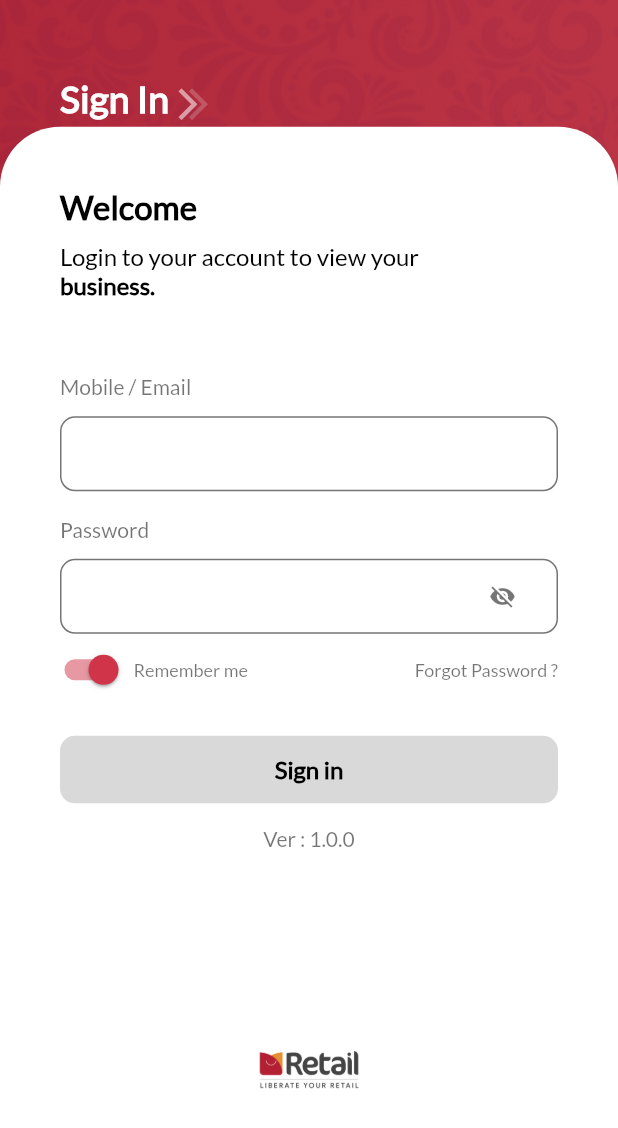
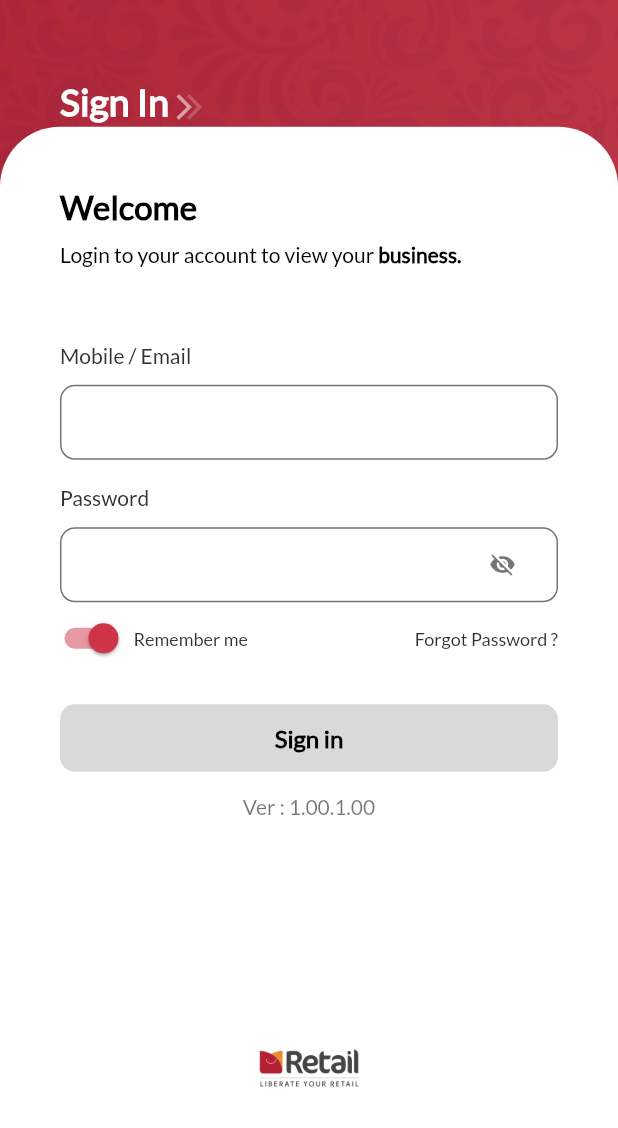
Before and after one commit to Sabari-nath-p/sale_app, a Flutter app: the screen it shows after launch, after a tap on "Sign in", on a phone screen of 412 x 824 dp. Shown: the top 1128 px of the screen. Run offline on Flutter 3.47's test engine with Material 2 defaults, Android fonts, the phone set to English and light mode, and no system bars; our stand-ins replace calendar_date_picker2, fl_chart, flutter_svg, fluttertoast, loading_indicator, pinput and 2 more; missing offline and left inert: back_button_interceptor, simple_animation_progress_bar; network calls fail; project files that could hold a hidden picture were left out.

Commit message:
final corrections are done

```diff
--- a/lib/components/salesGraph.dart
+++ b/lib/components/salesGraph.dart
@@ -2,6 +2,7 @@ import 'package:fl_chart/fl_chart.dart';
 import 'package:flutter/material.dart';
 
 import '../utiles/colors.dart';
+import '../utiles/functionSupporter.dart';
 import '../utiles/textstyles.dart';
 
 class SalesGraph extends StatefulWidget {
@@ -78,8 +79,9 @@ class _SalesGraphState extends State<SalesGraph> {
                             ? ""
                             : (widget.salesGraphData.length >
                                     (value - .5).toInt())
-                                ? widget.salesGraphData[(value - .5).toInt()]
-                                    ["item"]
+                                ? StringtoFormate(
+                                    widget.salesGraphData[(value - .5).toInt()]
+                                        ["item"])
                                 : "",
                         size: 12),
                     interval: .5,
--- a/lib/main.dart
+++ b/lib/main.dart
@@ -52,6 +52,7 @@ class seematti extends StatelessWidget {
   @override
   Widget build(BuildContext context) {
     return MaterialApp(
+      // home: WelcomeScreen(),
       home: (isok == 1)
           ? SplashScreen()
           : (isok == 2)
--- a/lib/screen/Dashboard/HomeMain.dart
+++ b/lib/screen/Dashboard/HomeMain.dart
@@ -22,7 +22,8 @@ class _HomeMainState extends State<HomeMain> {
   int bottomIndex = 0;
   @override
   Widget build(BuildContext context) {
-    return Scaffold(
+    return SafeArea(
+      child: Scaffold(
         bottomNavigationBar: BottomNavigationBar(
           onTap: (value) {
             setState(() {
@@ -91,6 +92,7 @@ class _HomeMainState extends State<HomeMain> {
             ],
           ),
         ),
+      ),
     );
   }
 }
--- a/lib/screen/Dashboard/views/settingsView.dart
+++ b/lib/screen/Dashboard/views/settingsView.dart
@@ -182,7 +182,7 @@ class _settingViewState extends State<settingView> {
                   child: Column(
                     crossAxisAlignment: CrossAxisAlignment.start,
                     children: [
-                      tx400("Current Password"),
+                      tx400("Old Password"),
                       height(11),
                       Container(
                         height: 50,
@@ -468,7 +468,7 @@ class _settingViewState extends State<settingView> {
                             crossAxisAlignment: CrossAxisAlignment.start,
                             mainAxisAlignment: MainAxisAlignment.center,
                             children: [
-                              tx400("Location", size: 13, color: Colors.black),
+                              tx400("Locations", size: 13, color: Colors.black),
                               height(10),
                               for (var data in UserData["location"])
                                 branchCard("${data["company"]}",
@@ -559,7 +559,7 @@ class _settingViewState extends State<settingView> {
         padding: EdgeInsets.symmetric(vertical: 10),
         alignment: Alignment.center,
         decoration: BoxDecoration(
-            border: Border(bottom: BorderSide(color: Colors.black45))),
+            border: Border(bottom: BorderSide(color: Colors.black54))),
         child: Row(
           crossAxisAlignment: CrossAxisAlignment.center,
           mainAxisAlignment: MainAxisAlignment.center,
--- a/lib/screen/WelcomeScreen.dart
+++ b/lib/screen/WelcomeScreen.dart
@@ -68,6 +68,7 @@ class _WelcomeScreenState extends State<WelcomeScreen> {
                             Container(
                               width: 100,
                               height: 30,
+                              margin: EdgeInsets.only(top: 4),
                               child: Stack(
                                 children: [
                                   Positioned(
@@ -77,7 +78,7 @@ class _WelcomeScreenState extends State<WelcomeScreen> {
                                       child: Icon(
                                         Icons.arrow_forward_ios_sharp,
                                         color: Colors.white54,
-                                        size: 25,
+                                        size: 20,
                                       ),
                                     ),
                                   ),
@@ -88,7 +89,7 @@ class _WelcomeScreenState extends State<WelcomeScreen> {
                                       child: Icon(
                                         Icons.arrow_forward_ios_sharp,
                                         color: Colors.white54.withOpacity(.2),
-                                        size: 25,
+                                        size: 20,
                                       ),
                                     ),
                                   )
@@ -101,15 +102,21 @@ class _WelcomeScreenState extends State<WelcomeScreen> {
                     Container(
                       width: 309,
                       height: 1,
-                      color: Colors.white.withOpacity(.4),
+                      color: Colors.white.withOpacity(.6),
                     ),
                     height(30),
                     Container(
                       alignment: Alignment.centerLeft,
                       width: double.infinity,
+                      padding: const EdgeInsets.only(left: 33, right: 100),
+                      child: tx500("Just one step away to view your",
+                          color: Colors.white, size: 16),
+                    ),
+                    Container(
+                      alignment: Alignment.centerLeft,
+                      width: double.infinity,
                       padding: const EdgeInsets.only(left: 33, right: 120),
-                      child: tx500("Just one step away to view your business.",
-                          color: Colors.white, size: 16),
+                      child: tx700("business.", color: Colors.white, size: 16),
                     ),
                     height(70),
                     InkWell(
@@ -124,7 +131,7 @@ class _WelcomeScreenState extends State<WelcomeScreen> {
                           radius: 10),
                     ),
                     height(20),
-                    tx500("App ver : 1.0.0", color: Colors.white),
+                    tx500("Ver : 1.00.1.00", color: Colors.white),
                     height(70),
                     //tx600("Service ver : 1.0.0", color: Colors.white),
                     height(4),
--- a/lib/screen/forgotPassword.dart
+++ b/lib/screen/forgotPassword.dart
@@ -37,9 +37,10 @@ class _ForgotPasswordScreenState extends State<ForgotPasswordScreen> {
         body: json.encode({
           "email": widget.userid,
         }));
-
+    print(Response.body);
     if (Response.statusCode == 200) {
       var js = json.decode(Response.body);
+
       if (js["success"] == true && js["success"] != null) {
         Fluttertoast.showToast(
             msg: "Otp has been sent to your registered mail id");
--- a/lib/screen/loginScreen.dart
+++ b/lib/screen/loginScreen.dart
@@ -1,4 +1,5 @@
 import 'dart:convert';
+import 'dart:io';
 import 'package:flutter/material.dart';
 import 'package:fluttertoast/fluttertoast.dart';
 import 'package:loading_indicator/loading_indicator.dart';
@@ -93,6 +94,7 @@ class _LoginScreenState extends State<LoginScreen> {
                         Container(
                           width: 100,
                           height: 30,
+                          margin: EdgeInsets.only(top: 4),
                           child: Stack(
                             children: [
                               Positioned(
@@ -102,7 +104,7 @@ class _LoginScreenState extends State<LoginScreen> {
                                   child: Icon(
                                     Icons.arrow_forward_ios_sharp,
                                     color: Colors.white54,
-                                    size: 25,
+                                    size: 20,
                                   ),
                                 ),
                               ),
@@ -113,7 +115,7 @@ class _LoginScreenState extends State<LoginScreen> {
                                   child: Icon(
                                     Icons.arrow_forward_ios_sharp,
                                     color: Colors.white54.withOpacity(.2),
-                                    size: 25,
+                                    size: 20,
                                   ),
                                 ),
                               )
@@ -151,11 +153,17 @@ class _LoginScreenState extends State<LoginScreen> {
                               height(40),
                               tx700("Welcome", size: 22, color: Colors.black),
                               height(11),
+                              Wrap(
+                                children: [
                                   tx400("Login to your account to view your ",
-                                  color: Colors.black),
-                              tx600("business.", color: Colors.black),
+                                      size: 14, color: Colors.black),
+                                  tx600("business.",
+                                      color: Colors.black, size: 14),
+                                ],
+                              ),
                               height(50),
-                              tx400("Mobile / Email", size: 14),
+                              tx400("Mobile / Email",
+                                  size: 14, color: Color(0xff323030)),
                               height(11),
                               Container(
                                 height: 50,
@@ -169,8 +177,8 @@ class _LoginScreenState extends State<LoginScreen> {
                                   controller: emailController,
                                   focusNode: emailFocuse,
                                   onChanged: (value) {
-                                    if (emailController.text.length > 7 &&
-                                        passwordController.text.length > 8)
+                                    if (emailController.text.length > 2 &&
+                                        passwordController.text.length > 2)
                                       setState(() {
                                         isReady = true;
                                       });
@@ -187,7 +195,8 @@ class _LoginScreenState extends State<LoginScreen> {
                                 ),
                               ),
                               height(17),
-                              tx400("Password", size: 14),
+                              tx400("Password",
+                                  size: 14, color: Color(0xff323030)),
                               height(11),
                               Container(
                                 height: 50,
@@ -201,8 +210,8 @@ class _LoginScreenState extends State<LoginScreen> {
                                   obscureText: !isPassVisible,
                                   controller: passwordController,
                                   onChanged: (value) {
-                                    if (emailController.text.length > 7 &&
-                                        passwordController.text.length > 5)
+                                    if (emailController.text.length > 2 &&
+                                        passwordController.text.length > 2)
                                       setState(() {
                                         isReady = true;
                                       });
@@ -259,7 +268,8 @@ class _LoginScreenState extends State<LoginScreen> {
                                       isRemember = value;
                                     });
                                   }),
-                              tx500("Remember me", size: 12),
+                              tx500("Remember me",
+                                  size: 12, color: Color(0xff323030)),
                               Expanded(child: Container()),
                               InkWell(
                                   onTap: () {
@@ -272,13 +282,14 @@ class _LoginScreenState extends State<LoginScreen> {
                                     } else {
                                       Fluttertoast.showToast(
                                           msg:
-                                              "please enter email id  for reset password");
-                                      FocusScope.of(context)
-                                          .requestFocus(emailFocuse);
+                                              "Please enter email id for reset password");
+                                      // FocusScope.of(context)
+                                      //     .requestFocus(emailFocuse);
                                       // emailController.
                                     }
                                   },
-                                  child: tx500("Forgot Password ?", size: 12)),
+                                  child: tx500("Forgot Password ?",
+                                      size: 12, color: Color(0xff323030))),
                               width(10)
                             ],
                           ),
@@ -302,10 +313,12 @@ class _LoginScreenState extends State<LoginScreen> {
                               setState(() {
                                 isLoading = true;
                               });
+                              try {
                                 final Response =
                                     await http.post(Uri.parse("$baseurl/login"),
                                         body: json.encode({
-                                        "username": emailController.text.trim(),
+                                          "username":
+                                              emailController.text.trim(),
                                           "password":
                                               passwordController.text.trim()
                                         }),
@@ -316,10 +329,12 @@ class _LoginScreenState extends State<LoginScreen> {
 
                                 //noprint(Response.body);
                                 //noprint(Response.statusCode);
+
                                 if (Response.statusCode == 200) {
                                   var res = json.decode(Response.body);
 
-                                if (res["success"] && res["success"] != null) {
+                                  if (res["success"] &&
+                                      res["success"] != null) {
                                     //noprint(res);
                                     print(Response.body);
                                     SharedPreferences pref =
@@ -367,6 +382,14 @@ class _LoginScreenState extends State<LoginScreen> {
                                     isLoading = false;
                                   });
                                 }
+                              } on SocketException catch (_) {
+                                Fluttertoast.showToast(
+                                    msg:
+                                        "Please Connect to internet and retry");
+                                setState(() {
+                                  isLoading = false;
+                                });
+                              }
                             },
                             child: ButtonContainer(
                                 (isLoading)
@@ -389,9 +412,9 @@ class _LoginScreenState extends State<LoginScreen> {
                         ),
                         height(15),
                         Center(
-                            child: tx400("Ver : 1.0.0",
+                            child: tx400("Ver : 1.00.1.00",
                                 size: 14, textAlign: TextAlign.center)),
-                        height(120),
+                        height(140),
                         Container(
                           alignment: Alignment.center,
                           margin: EdgeInsets.only(bottom: 30),
```
Also changed, not shown: lib/components/SalesWiseData.dart (+18 -7 lines), lib/components/branchwiseSaled.dart (+7 -5 lines), lib/components/branchwiseView.dart (+18 -9 lines), lib/components/salesdetailscard.dart (+39 -31 lines), lib/screen/Dashboard/views/SalesHome.dart (+56 -16 lines), lib/screen/splashScreen.dart (+7 -3 lines), lib/utiles/functionSupporter.dart (added, +7 -0 lines), 3 other files. Lines whose indentation alone changed are shown as unchanged.
